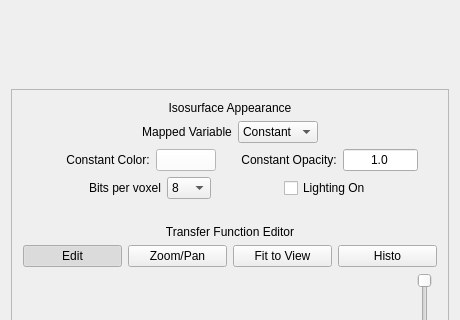
Above: apps/vaporgui/guis/ui/isotab.ui from yyr/vapor before the change; both pictures show x 0 to 460 and y 787 to 1107 of the 460 by 1405 pixel window. Below: the same form after it.
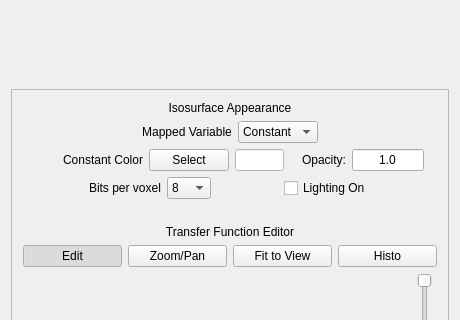
That is the form after the change. Custom widgets are drawn as their Qt base class.

Commit message: Changes to color selection required by Mac style Not quite done yet.

Diff of the .ui file:
```diff
--- a/apps/vaporgui/guis/ui/isotab.ui
+++ b/apps/vaporgui/guis/ui/isotab.ui
@@ -1383,7 +1383,7 @@
                <string>The color and opacity of the isosurface are set by the color button and the opacity value.</string>
               </property>
               <property name="text">
-               <string>Constant Color:</string>
+               <string>Constant Color</string>
               </property>
               <property name="alignment">
                <set>Qt::AlignCenter</set>
@@ -1395,15 +1395,22 @@
             </item>
             <item>
              <widget class="QPushButton" name="constantColorButton">
+              <property name="text">
+               <string>Select</string>
+              </property>
+             </widget>
+            </item>
+            <item>
+             <widget class="QLineEdit" name="constantColorEdit">
               <property name="minimumSize">
                <size>
-                <width>60</width>
+                <width>30</width>
                 <height>0</height>
                </size>
               </property>
               <property name="maximumSize">
                <size>
-                <width>75</width>
+                <width>52</width>
                 <height>16777215</height>
                </size>
               </property>
@@ -1831,6 +1838,9 @@
               <property name="text">
                <string/>
               </property>
+              <property name="readOnly">
+               <bool>true</bool>
+              </property>
              </widget>
             </item>
             <item>
@@ -1855,7 +1865,7 @@
                <string>The color and opacity of the isosurface are set by the color button and the opacity value.</string>
               </property>
               <property name="text">
-               <string>Constant Opacity:</string>
+               <string>Opacity:</string>
               </property>
               <property name="alignment">
                <set>Qt::AlignCenter</set>
@@ -1869,7 +1879,7 @@
              <widget class="QLineEdit" name="constantOpacityEdit">
               <property name="minimumSize">
                <size>
-                <width>60</width>
+                <width>50</width>
                 <height>0</height>
                </size>
               </property>
```
The commit also changes 8 other files.
